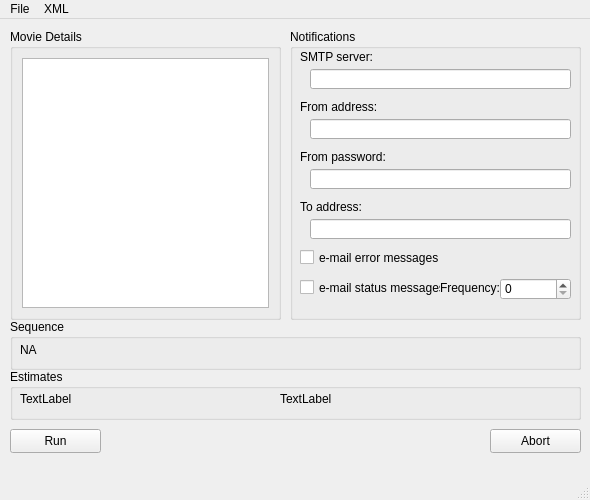
The window that dave/qtdesigner/dave.ui (ZhuangLab/storm-control) describes before a commit, drawn with Qt 5.
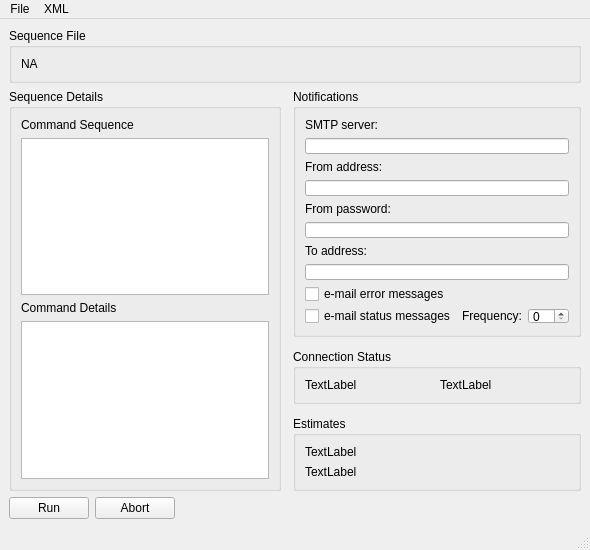
The same window after the commit.

Commit message: Dave-2: Redesign of ui

```diff
--- a/dave/qtdesigner/dave.ui
+++ b/dave/qtdesigner/dave.ui
@@ -7,7 +7,7 @@
     <x>0</x>
     <y>0</y>
     <width>590</width>
-    <height>500</height>
+    <height>550</height>
    </rect>
   </property>
   <property name="sizePolicy">
@@ -22,12 +22,6 @@
     <height>500</height>
    </size>
   </property>
-  <property name="maximumSize">
-   <size>
-    <width>590</width>
-    <height>500</height>
-   </size>
-  </property>
   <property name="acceptDrops">
    <bool>true</bool>
   </property>
@@ -35,305 +29,279 @@
    <string>Dave</string>
   </property>
   <widget class="QWidget" name="centralwidget">
-   <widget class="QGroupBox" name="movieGroupBox">
-    <property name="geometry">
-     <rect>
-      <x>10</x>
-      <y>10</y>
-      <width>271</width>
-      <height>291</height>
-     </rect>
-    </property>
-    <property name="title">
-     <string>Movie Details</string>
-    </property>
-    <layout class="QGridLayout" name="gridLayout">
-     <item row="0" column="0">
-      <widget class="QTableWidget" name="movieTableWidget">
-       <property name="font">
-        <font>
-         <pointsize>8</pointsize>
-        </font>
-       </property>
-       <property name="focusPolicy">
-        <enum>Qt::NoFocus</enum>
-       </property>
-       <property name="selectionMode">
-        <enum>QAbstractItemView::NoSelection</enum>
-       </property>
-       <property name="showGrid">
-        <bool>false</bool>
-       </property>
-       <property name="wordWrap">
-        <bool>false</bool>
-       </property>
-       <attribute name="horizontalHeaderVisible">
-        <bool>false</bool>
-       </attribute>
-       <attribute name="horizontalHeaderMinimumSectionSize">
-        <number>18</number>
-       </attribute>
-       <attribute name="verticalHeaderVisible">
-        <bool>false</bool>
-       </attribute>
-       <attribute name="verticalHeaderDefaultSectionSize">
-        <number>18</number>
-       </attribute>
-       <attribute name="verticalHeaderMinimumSectionSize">
-        <number>18</number>
-       </attribute>
-      </widget>
-     </item>
-    </layout>
-   </widget>
-   <widget class="QPushButton" name="runButton">
-    <property name="geometry">
-     <rect>
-      <x>10</x>
-      <y>410</y>
-      <width>91</width>
-      <height>24</height>
-     </rect>
-    </property>
-    <property name="text">
-     <string>Run</string>
-    </property>
-   </widget>
-   <widget class="QGroupBox" name="notificationGroupBox">
-    <property name="geometry">
-     <rect>
-      <x>290</x>
-      <y>10</y>
-      <width>291</width>
-      <height>291</height>
-     </rect>
-    </property>
-    <property name="title">
-     <string>Notifications</string>
-    </property>
-    <widget class="QLineEdit" name="smtpServerLineEdit">
-     <property name="geometry">
-      <rect>
-       <x>20</x>
-       <y>40</y>
-       <width>261</width>
-       <height>20</height>
-      </rect>
-     </property>
-    </widget>
-    <widget class="QLabel" name="smtpServerLabel">
-     <property name="geometry">
-      <rect>
-       <x>10</x>
-       <y>20</y>
-       <width>271</width>
-       <height>16</height>
-      </rect>
-     </property>
-     <property name="text">
-      <string>SMTP server:</string>
-     </property>
-    </widget>
-    <widget class="QLabel" name="fromAddressLabel">
-     <property name="geometry">
-      <rect>
-       <x>10</x>
-       <y>70</y>
-       <width>271</width>
-       <height>16</height>
-      </rect>
-     </property>
-     <property name="text">
-      <string>From address:</string>
-     </property>
-    </widget>
-    <widget class="QLineEdit" name="fromAddressLineEdit">
-     <property name="geometry">
-      <rect>
-       <x>20</x>
-       <y>90</y>
-       <width>261</width>
-       <height>20</height>
-      </rect>
-     </property>
-    </widget>
-    <widget class="QLabel" name="fromPasswordLabel">
-     <property name="geometry">
-      <rect>
-       <x>10</x>
-       <y>120</y>
-       <width>271</width>
-       <height>16</height>
-      </rect>
-     </property>
-     <property name="text">
-      <string>From password:</string>
-     </property>
-    </widget>
-    <widget class="QLineEdit" name="fromPasswordLineEdit">
-     <property name="geometry">
-      <rect>
-       <x>20</x>
-       <y>140</y>
-       <width>261</width>
-       <height>20</height>
-      </rect>
-     </property>
-     <property name="echoMode">
-      <enum>QLineEdit::PasswordEchoOnEdit</enum>
-     </property>
-    </widget>
-    <widget class="QLabel" name="toAddressLabel">
-     <property name="geometry">
-      <rect>
-       <x>10</x>
-       <y>170</y>
-       <width>271</width>
-       <height>16</height>
-      </rect>
-     </property>
-     <property name="text">
-      <string>To address:</string>
-     </property>
-    </widget>
-    <widget class="QLineEdit" name="toAddressLineEdit">
-     <property name="geometry">
-      <rect>
-       <x>20</x>
-       <y>190</y>
-       <width>261</width>
-       <height>20</height>
-      </rect>
-     </property>
-    </widget>
-    <widget class="QCheckBox" name="errorMsgCheckBox">
-     <property name="geometry">
-      <rect>
-       <x>10</x>
-       <y>220</y>
-       <width>141</width>
-       <height>17</height>
-      </rect>
-     </property>
-     <property name="text">
-      <string>e-mail error messages</string>
-     </property>
-    </widget>
-    <widget class="QCheckBox" name="statusMsgCheckBox">
-     <property name="geometry">
-      <rect>
-       <x>10</x>
-       <y>250</y>
-       <width>141</width>
-       <height>17</height>
-      </rect>
-     </property>
-     <property name="text">
-      <string>e-mail status messages</string>
-     </property>
-    </widget>
-    <widget class="QSpinBox" name="frequencySpinBox">
-     <property name="geometry">
-      <rect>
-       <x>210</x>
-       <y>249</y>
-       <width>71</width>
-       <height>22</height>
-      </rect>
-     </property>
-    </widget>
-    <widget class="QLabel" name="frequencyLabel">
-     <property name="geometry">
-      <rect>
-       <x>150</x>
-       <y>249</y>
-       <width>71</width>
-       <height>20</height>
-      </rect>
-     </property>
-     <property name="text">
-      <string>Frequency:</string>
-     </property>
-    </widget>
-   </widget>
-   <widget class="QPushButton" name="abortButton">
-    <property name="geometry">
-     <rect>
-      <x>490</x>
-      <y>410</y>
-      <width>91</width>
-      <height>24</height>
-     </rect>
-    </property>
-    <property name="text">
-     <string>Abort</string>
-    </property>
-   </widget>
-   <widget class="QGroupBox" name="estimatesGroupBox">
-    <property name="geometry">
-     <rect>
-      <x>10</x>
-      <y>350</y>
-      <width>571</width>
-      <height>51</height>
-     </rect>
-    </property>
-    <property name="title">
-     <string>Estimates</string>
-    </property>
-    <widget class="QLabel" name="timeLabel">
-     <property name="geometry">
-      <rect>
-       <x>10</x>
-       <y>20</y>
-       <width>251</width>
-       <height>20</height>
-      </rect>
-     </property>
-     <property name="text">
-      <string>TextLabel</string>
-     </property>
-    </widget>
-    <widget class="QLabel" name="spaceLabel">
-     <property name="geometry">
-      <rect>
-       <x>270</x>
-       <y>20</y>
-       <width>291</width>
-       <height>20</height>
-      </rect>
-     </property>
-     <property name="text">
-      <string>TextLabel</string>
-     </property>
-    </widget>
-   </widget>
-   <widget class="QGroupBox" name="sequenceGroupBox">
-    <property name="geometry">
-     <rect>
-      <x>10</x>
-      <y>300</y>
-      <width>571</width>
-      <height>51</height>
-     </rect>
-    </property>
-    <property name="title">
-     <string>Sequence</string>
-    </property>
-    <widget class="QLabel" name="sequenceLabel">
-     <property name="geometry">
-      <rect>
-       <x>10</x>
-       <y>20</y>
-       <width>551</width>
-       <height>21</height>
-      </rect>
-     </property>
-     <property name="text">
-      <string>NA</string>
-     </property>
-    </widget>
-   </widget>
+   <layout class="QGridLayout" name="mainGridLayout" rowstretch="0,0,0,0,0,0,0,0,0,0">
+    <item row="0" column="1" colspan="5">
+     <widget class="QGroupBox" name="sequenceGroupBox">
+      <property name="title">
+       <string>Sequence File</string>
+      </property>
+      <layout class="QVBoxLayout" name="verticalLayout">
+       <item>
+        <widget class="QLabel" name="sequenceLabel">
+         <property name="text">
+          <string>NA</string>
+         </property>
+        </widget>
+       </item>
+      </layout>
+     </widget>
+    </item>
+    <item row="1" column="5">
+     <widget class="QGroupBox" name="notificationGroupBox">
+      <property name="title">
+       <string>Notifications</string>
+      </property>
+      <layout class="QGridLayout" name="gridLayout">
+       <item row="3" column="0" colspan="3">
+        <widget class="QLineEdit" name="fromAddressLineEdit"/>
+       </item>
+       <item row="4" column="0" colspan="3">
+        <widget class="QLabel" name="fromPasswordLabel">
+         <property name="text">
+          <string>From password:</string>
+         </property>
+        </widget>
+       </item>
+       <item row="8" column="0">
+        <widget class="QCheckBox" name="errorMsgCheckBox">
+         <property name="text">
+          <string>e-mail error messages</string>
+         </property>
+        </widget>
+       </item>
+       <item row="9" column="0">
+        <widget class="QCheckBox" name="statusMsgCheckBox">
+         <property name="text">
+          <string>e-mail status messages</string>
+         </property>
+        </widget>
+       </item>
+       <item row="9" column="1">
+        <widget class="QLabel" name="frequencyLabel">
+         <property name="text">
+          <string>Frequency:</string>
+         </property>
+        </widget>
+       </item>
+       <item row="9" column="2">
+        <widget class="QSpinBox" name="frequencySpinBox"/>
+       </item>
+       <item row="6" column="0" colspan="3">
+        <widget class="QLabel" name="toAddressLabel">
+         <property name="text">
+          <string>To address:</string>
+         </property>
+        </widget>
+       </item>
+       <item row="0" column="0" colspan="3">
+        <widget class="QLabel" name="smtpServerLabel">
+         <property name="text">
+          <string>SMTP server:</string>
+         </property>
+        </widget>
+       </item>
+       <item row="2" column="0" colspan="3">
+        <widget class="QLabel" name="fromAddressLabel">
+         <property name="text">
+          <string>From address:</string>
+         </property>
+        </widget>
+       </item>
+       <item row="1" column="0" colspan="3">
+        <widget class="QLineEdit" name="smtpServerLineEdit">
+         <property name="text">
+          <string/>
+         </property>
+        </widget>
+       </item>
+       <item row="5" column="0" colspan="3">
+        <widget class="QLineEdit" name="fromPasswordLineEdit">
+         <property name="echoMode">
+          <enum>QLineEdit::PasswordEchoOnEdit</enum>
+         </property>
+        </widget>
+       </item>
+       <item row="7" column="0" colspan="3">
+        <widget class="QLineEdit" name="toAddressLineEdit"/>
+       </item>
+       <item row="10" column="0">
+        <spacer name="verticalSpacer">
+         <property name="orientation">
+          <enum>Qt::Vertical</enum>
+         </property>
+         <property name="sizeHint" stdset="0">
+          <size>
+           <width>20</width>
+           <height>40</height>
+          </size>
+         </property>
+        </spacer>
+       </item>
+      </layout>
+     </widget>
+    </item>
+    <item row="3" column="5">
+     <widget class="QGroupBox" name="connectionStatusGroupBox">
+      <property name="title">
+       <string>Connection Status</string>
+      </property>
+      <layout class="QHBoxLayout" name="horizontalLayout">
+       <item>
+        <widget class="QLabel" name="HALConnectionLabel">
+         <property name="text">
+          <string>TextLabel</string>
+         </property>
+        </widget>
+       </item>
+       <item>
+        <widget class="QLabel" name="kilroyConnectionLabel">
+         <property name="text">
+          <string>TextLabel</string>
+         </property>
+        </widget>
+       </item>
+      </layout>
+     </widget>
+    </item>
+    <item row="8" column="1">
+     <widget class="QPushButton" name="runButton">
+      <property name="text">
+       <string>Run</string>
+      </property>
+     </widget>
+    </item>
+    <item row="1" column="1" rowspan="5" colspan="3">
+     <widget class="QGroupBox" name="commandGroupBox">
+      <property name="title">
+       <string>Sequence Details</string>
+      </property>
+      <layout class="QVBoxLayout" name="verticalLayout_3">
+       <item>
+        <widget class="QLabel" name="commandSequenceLabel">
+         <property name="text">
+          <string>Command Sequence</string>
+         </property>
+        </widget>
+       </item>
+       <item>
+        <widget class="QListWidget" name="commandSequenceList"/>
+       </item>
+       <item>
+        <widget class="QLabel" name="commandDetailLabel">
+         <property name="text">
+          <string>Command Details</string>
+         </property>
+        </widget>
+       </item>
+       <item>
+        <widget class="QTableWidget" name="commandDetailsTable">
+         <property name="font">
+          <font>
+           <pointsize>8</pointsize>
+          </font>
+         </property>
+         <property name="focusPolicy">
+          <enum>Qt::NoFocus</enum>
+         </property>
+         <property name="selectionMode">
+          <enum>QAbstractItemView::NoSelection</enum>
+         </property>
+         <property name="showGrid">
+          <bool>false</bool>
+         </property>
+         <property name="wordWrap">
+          <bool>false</bool>
+         </property>
+         <attribute name="horizontalHeaderVisible">
+          <bool>false</bool>
+         </attribute>
+         <attribute name="horizontalHeaderMinimumSectionSize">
+          <number>18</number>
+         </attribute>
+         <attribute name="verticalHeaderVisible">
+          <bool>false</bool>
+         </attribute>
+         <attribute name="verticalHeaderDefaultSectionSize">
+          <number>18</number>
+         </attribute>
+         <attribute name="verticalHeaderMinimumSectionSize">
+          <number>18</number>
+         </attribute>
+        </widget>
+       </item>
+      </layout>
+     </widget>
+    </item>
+    <item row="4" column="5">
+     <spacer name="verticalSpacer1">
+      <property name="orientation">
+       <enum>Qt::Vertical</enum>
+      </property>
+      <property name="sizeHint" stdset="0">
+       <size>
+        <width>20</width>
+        <height>40</height>
+       </size>
+      </property>
+     </spacer>
+    </item>
+    <item row="2" column="5">
+     <spacer name="verticalSpacer2">
+      <property name="orientation">
+       <enum>Qt::Vertical</enum>
+      </property>
+      <property name="sizeHint" stdset="0">
+       <size>
+        <width>20</width>
+        <height>40</height>
+       </size>
+      </property>
+     </spacer>
+    </item>
+    <item row="5" column="5">
+     <widget class="QGroupBox" name="estimatesGroupBox">
+      <property name="title">
+       <string>Estimates</string>
+      </property>
+      <layout class="QVBoxLayout" name="verticalLayout_2">
+       <item>
+        <widget class="QLabel" name="spaceLabel">
+         <property name="text">
+          <string>TextLabel</string>
+         </property>
+        </widget>
+       </item>
+       <item>
+        <widget class="QLabel" name="timeLabel">
+         <property name="text">
+          <string>TextLabel</string>
+         </property>
+        </widget>
+       </item>
+      </layout>
+     </widget>
+    </item>
+    <item row="8" column="2">
+     <widget class="QPushButton" name="abortButton">
+      <property name="text">
+       <string>Abort</string>
+      </property>
+     </widget>
+    </item>
+    <item row="8" column="3">
+     <spacer name="horizontalSpacer">
+      <property name="orientation">
+       <enum>Qt::Horizontal</enum>
+      </property>
+      <property name="sizeHint" stdset="0">
+       <size>
+        <width>40</width>
+        <height>20</height>
+       </size>
+      </property>
+     </spacer>
+    </item>
+   </layout>
   </widget>
   <widget class="QMenuBar" name="menubar">
    <property name="geometry">
```
The commit also changes 1 other file.
